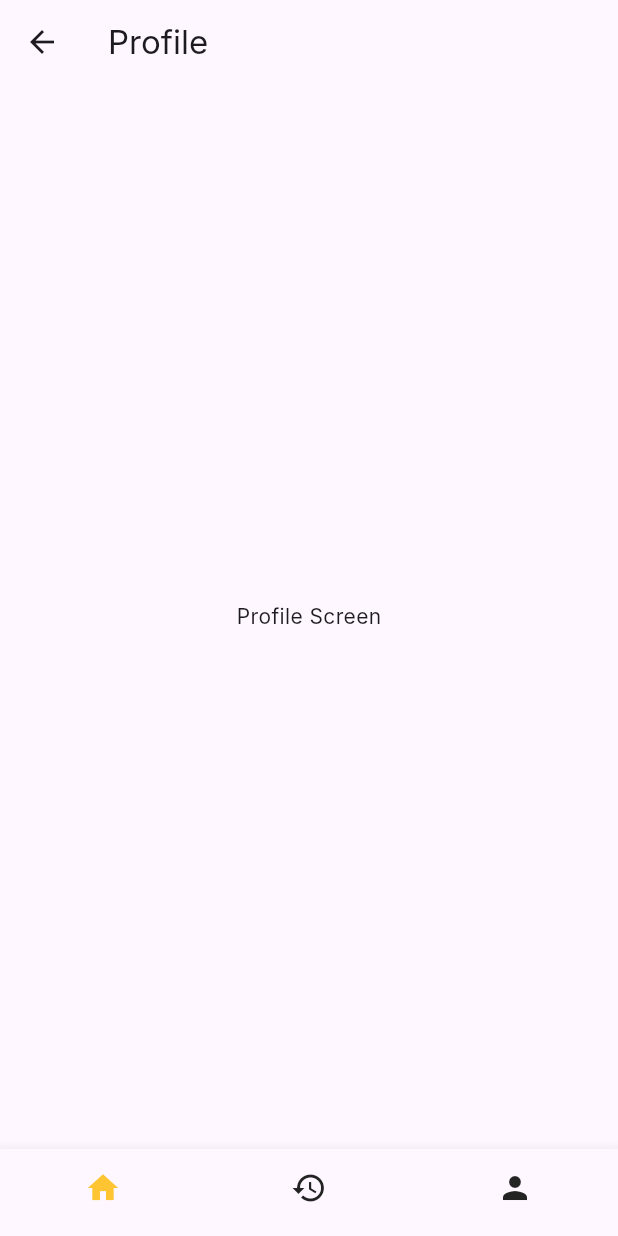
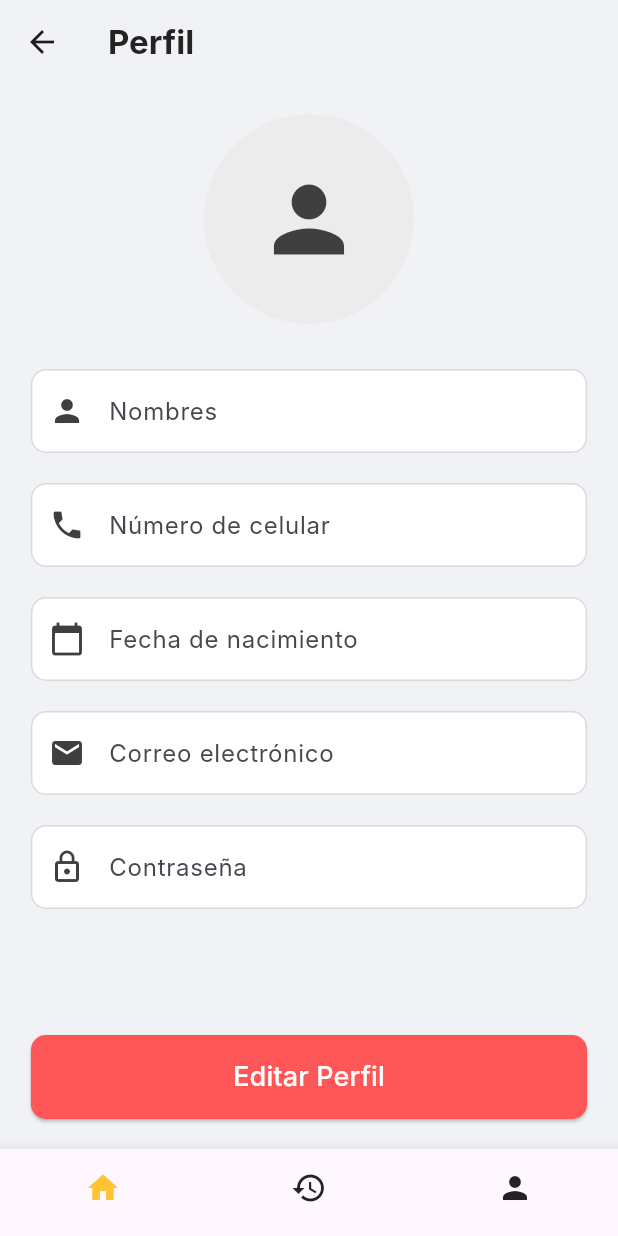
Before and after one commit to SI728-Emergentes-CargaSinEstres/mobile-app, a Flutter app: the ProfileScreen screen opened by its route, on a phone screen of 412 x 824 dp. Run offline on Flutter 3.47's test engine with Material 3 defaults, Android fonts, the phone set to English and light mode, and no system bars; Roboto replaces fonts that are missing (Inter).

Commit message:
feat: Add profile screen

```diff
--- a/carga_sin_estres_flutter/lib/screens/menu/profile.dart
+++ b/carga_sin_estres_flutter/lib/screens/menu/profile.dart
@@ -1,4 +1,7 @@
+import 'package:carga_sin_estres_flutter/utils/theme.dart';
 import 'package:carga_sin_estres_flutter/widgets/custom_bottom_navigation_bar.dart';
+import 'package:carga_sin_estres_flutter/widgets/date_of_birth_input.dart';
+import 'package:carga_sin_estres_flutter/widgets/password_input.dart';
 import 'package:flutter/material.dart';
 
 class ProfileScreen extends StatelessWidget {
@@ -6,10 +9,138 @@ class ProfileScreen extends StatelessWidget {
 
   @override
   Widget build(BuildContext context) {
+    final double screenWidth = MediaQuery.of(context).size.width;
+    final double inputWidth = screenWidth * 0.90;
+
     return Scaffold(
-      appBar: AppBar(title: const Text('Profile')),
-      body: const Center(child: Text('Profile Screen')),
+      backgroundColor: AppTheme.primaryWhite,
+      resizeToAvoidBottomInset: true,
+      appBar: AppBar(
+        backgroundColor: AppTheme.primaryWhite,
+        leading: IconButton(
+          icon: const Icon(Icons.arrow_back),
+          onPressed: () {
+            Navigator.pop(context);
+          },
+        ),
+        title: const Text(
+          'Perfil',
+          textAlign: TextAlign.center,
+          style: TextStyle(
+            color: AppTheme.secondaryBlack,
+            fontWeight: FontWeight.bold,
+          ),
+        ),
+      ),
+      body: SafeArea(
+        child: Column(
+          children: <Widget>[
+            Expanded(
+              child: SingleChildScrollView(
+                child: Padding(
+                  padding: const EdgeInsets.all(20),
+                  child: Column(
+                    mainAxisAlignment: MainAxisAlignment.start,
+                    crossAxisAlignment: CrossAxisAlignment.center,
+                    children: <Widget>[
+                      const Center(
+                        child: CircleAvatar(
+                          radius: 70,
+                          backgroundColor: Color(0xFFECECEC),
+                          child: Icon(
+                            Icons.person,
+                            size: 70,
+                            color: AppTheme.secondaryGray,
+                          ),
+                        ),
+                      ),
+                      const SizedBox(height: 30),
+                      _buildFormInput(inputWidth, 'Nombres', Icons.person),
+                      const SizedBox(height: 20),
+                      _buildFormInput(
+                          inputWidth, 'Número de celular', Icons.phone),
+                      const SizedBox(height: 20),
+                      DateOfBirthInput(
+                          inputWidth: inputWidth,
+                          labelText: 'Fecha de nacimiento'),
+                      const SizedBox(height: 20),
+                      _buildFormInput(
+                          inputWidth, 'Correo electrónico', Icons.email),
+                      const SizedBox(height: 20),
+                      PasswordInput(
+                          inputWidth: inputWidth, labelText: 'Contraseña'),
+                      const SizedBox(height: 20),
+                    ],
+                  ),
+                ),
+              ),
+            ),
+            SizedBox(
+              width: inputWidth,
+              child: ElevatedButton(
+                onPressed: () {
+                  Navigator.pushNamed(context, '/login');
+                },
+                style: ElevatedButton.styleFrom(
+                  backgroundColor: const Color(0xFFFF5757),
+                  padding:
+                      const EdgeInsets.symmetric(horizontal: 50, vertical: 15),
+                  shape: RoundedRectangleBorder(
+                    borderRadius: BorderRadius.circular(10),
+                  ),
+                ),
+                child: const Text(
+                  'Editar Perfil',
+                  style: TextStyle(
+                    fontSize: 18,
+                    color: Colors.white,
+                  ),
+                ),
+              ),
+            ),
+            const SizedBox(height: 20),
+          ],
+        ),
+      ),
       bottomNavigationBar: const CustomBottomNavigationBar(),
     );
   }
+
+  Widget _buildFormInput(double inputWidth, String labelText, IconData icon) {
+    return SizedBox(
+      width: inputWidth,
+      child: TextField(
+        decoration: InputDecoration(
+          prefixIcon: Icon(
+            icon,
+            color: AppTheme.secondaryGray,
+          ),
+          labelText: labelText,
+          border: OutlineInputBorder(
+            borderRadius: BorderRadius.circular(10),
+            borderSide: const BorderSide(
+              color: AppTheme.secondaryGray2,
+              width: 1.0,
+            ),
+          ),
+          enabledBorder: OutlineInputBorder(
+            borderRadius: BorderRadius.circular(10),
+            borderSide: const BorderSide(
+              color: AppTheme.secondaryGray2,
+              width: 1.0,
+            ),
+          ),
+          focusedBorder: OutlineInputBorder(
+            borderRadius: BorderRadius.circular(10),
+            borderSide: const BorderSide(
+              color: AppTheme.secondaryGray2,
+              width: 1.0,
+            ),
+          ),
+          filled: true,
+          fillColor: const Color.fromARGB(255, 255, 255, 255),
+        ),
+      ),
+    );
+  }
 }
```
